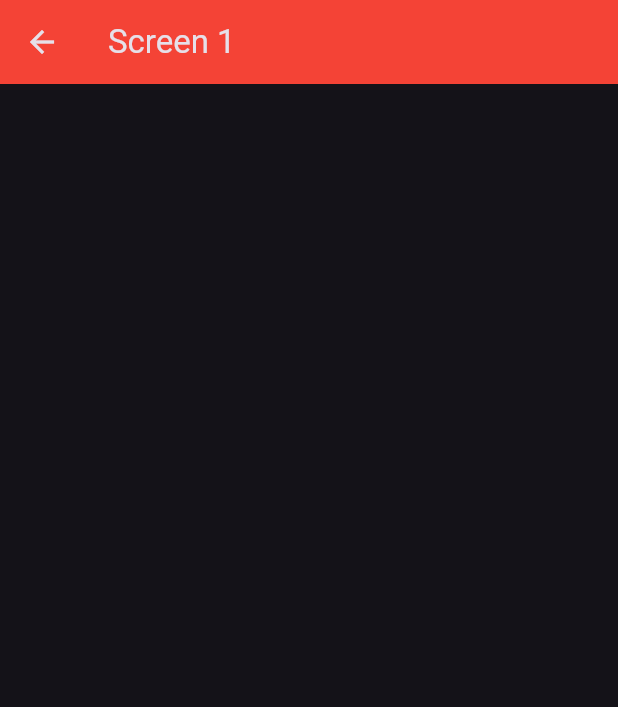
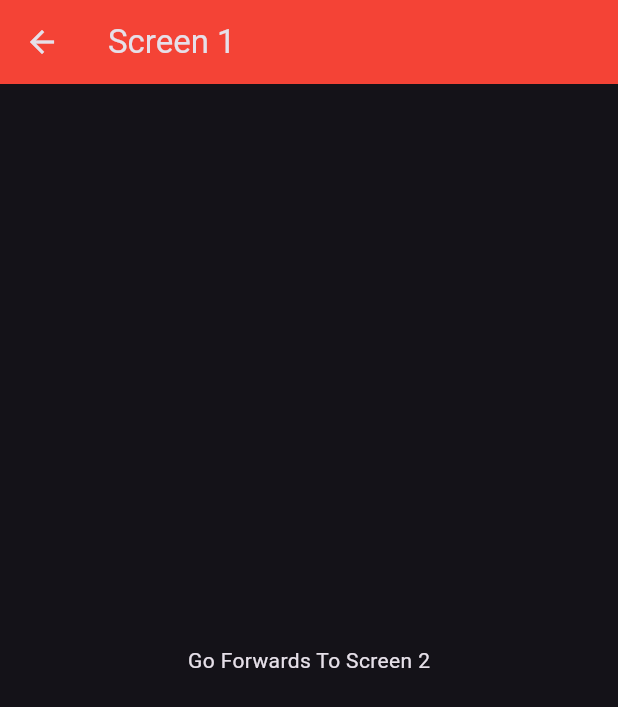
Before and after one commit to nicoleandlilli/BMI_Calculator, a Flutter app: the Screen1 screen opened directly, on a phone screen of 412 x 824 dp. Shown: the top 707 px of the screen. Run offline on Flutter 3.47's test engine with Material 3 defaults, Android fonts, the phone set to English and light mode, and no system bars; our stand-ins replace font_awesome_flutter.

```diff
--- a/lib/Screen1.dart
+++ b/lib/Screen1.dart
@@ -1,4 +1,5 @@
 import 'package:flutter/material.dart';
+import 'Screen2.dart';
 
 class Screen1 extends StatelessWidget {
 
@@ -9,10 +10,22 @@ class Screen1 extends StatelessWidget {
         backgroundColor: Colors.red,
         title: Text('Screen 1'),
       ),
-      body: Center(
-        // child: RaisedButton(
-        //
-        // ),
+      body: GestureDetector(
+        child: Container(
+          child:Center(
+            child: Text(
+              'Go Forwards To Screen 2',
+
+            ),
+          ),
+        ),
+        onTap: (){
+          // Navigator.push(context, MaterialPageRoute(builder: (context){
+          //   return Screen2();
+          // }));
+
+          Navigator.pop(context);
+        },
       ),
     );
   }
--- a/lib/main.dart
+++ b/lib/main.dart
@@ -1,4 +1,5 @@
 import 'package:flutter/material.dart';
+import 'Screen1.dart';
 import 'input_page.dart';
 
 void main() => runApp( BMICalculator());
@@ -17,7 +18,8 @@ class BMICalculator extends StatelessWidget{
             foregroundColor: Colors.white,
           ),
       ),
-      home: InputPage(),
+      // home: InputPage(),
+      home: Screen1(),
     );
   }
 }
```
Also changed, not shown: lib/Screen2.dart (added, +29 -0 lines).
